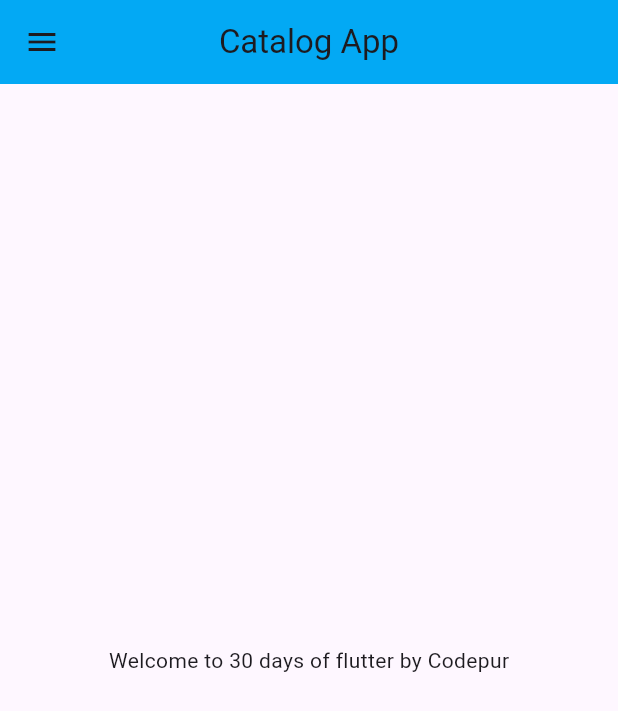
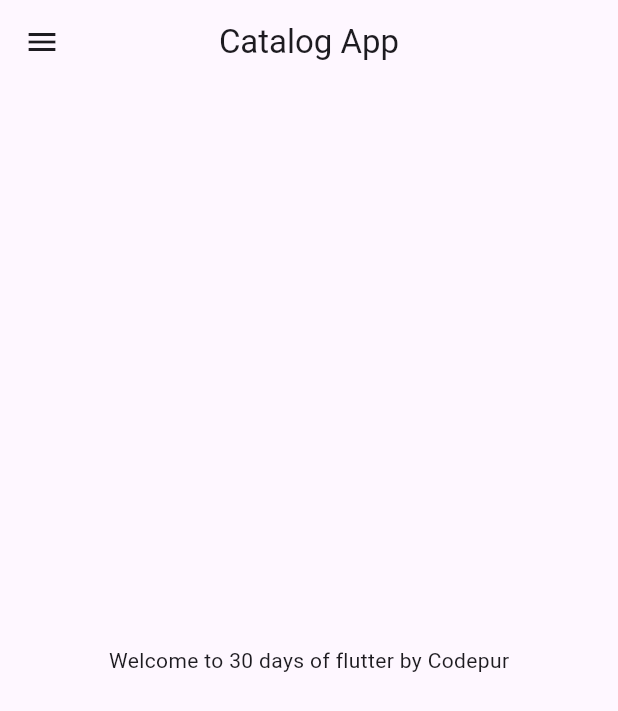
Before and after one commit to samay-shxrma/flutter_catalog, a Flutter app: the screen it shows after launch, on a phone screen of 412 x 824 dp. Shown: the top 711 px of the screen. Run offline on Flutter 3.47's test engine with Material 3 defaults, Android fonts, the phone set to English and light mode, and no system bars.

Commit message:
Day 3 completed

```diff
--- a/lib/main.dart
+++ b/lib/main.dart
@@ -1,5 +1,6 @@
 import 'package:flutter/material.dart';
-import 'package:flutter_catalog/home_page.dart';
+import 'package:flutter_catalog/pages/home_page.dart';
+import 'package:flutter_catalog/pages/login_page.dart';
 
 
 void main(){
@@ -15,7 +16,20 @@ class MyApp extends StatelessWidget {
     String name = "Codepur";
 
     return MaterialApp(
-        home:HomePage()
+       // home:HomePage(),
+        themeMode: ThemeMode.dark,
+        theme: ThemeData(
+           primarySwatch: Colors.deepPurple
+        ),
+        initialRoute: "/home",
+        darkTheme: ThemeData(
+            brightness: Brightness.light,
+        ),
+        routes: {
+            "/":(context) =>LoginPage(),
+            "/login":(context)=> LoginPage(),
+            "/home":(context)=> HomePage()
+        },
     );
   }
 }
--- a/lib/home_page.dart
+++ b/lib/pages/home_page.dart
@@ -9,7 +9,8 @@ class HomePage extends StatelessWidget {
     final String name = "Codepur";
     return Scaffold(
       appBar: AppBar(
-        title: Text("Catalog App",),centerTitle: true,backgroundColor: Colors.lightBlue,
+        title: Text("Catalog App",),centerTitle: true,
+        //backgroundColor: Colors.lightBlue,
       ),
             body: Center(
                 child: Container(
```
Also changed, not shown: lib/pages/login_page.dart (added, +19 -0 lines).
